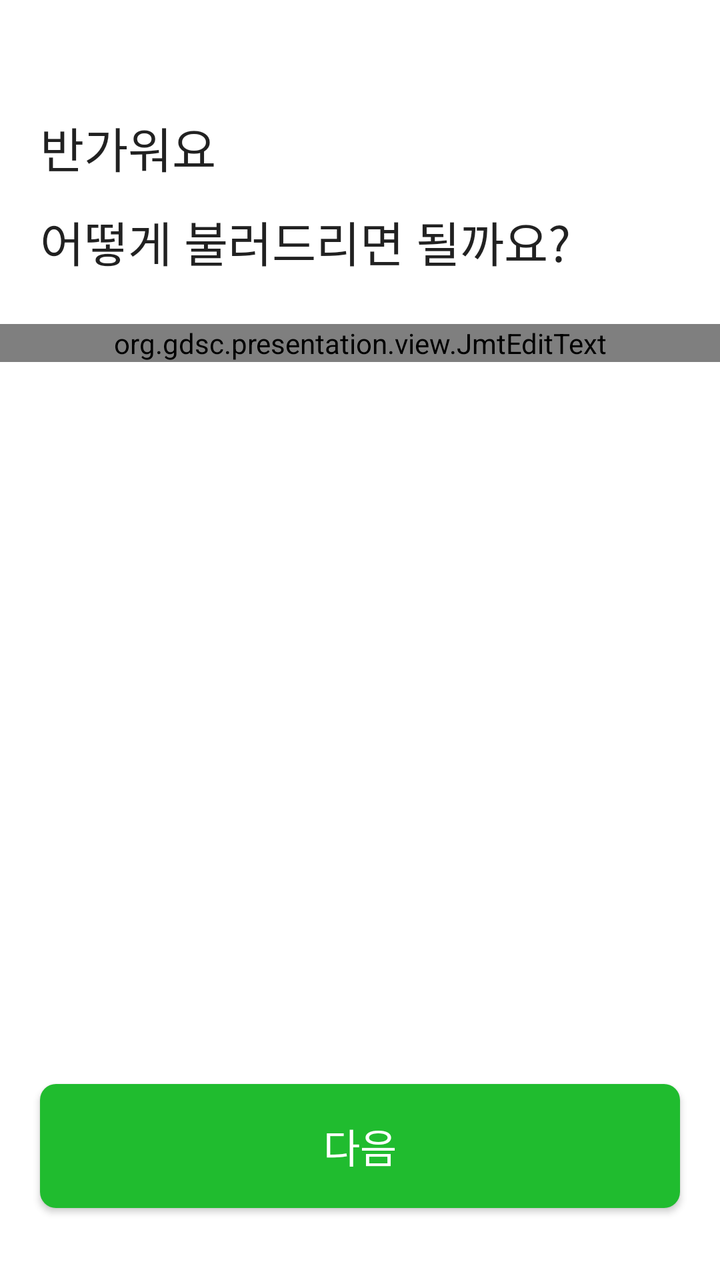
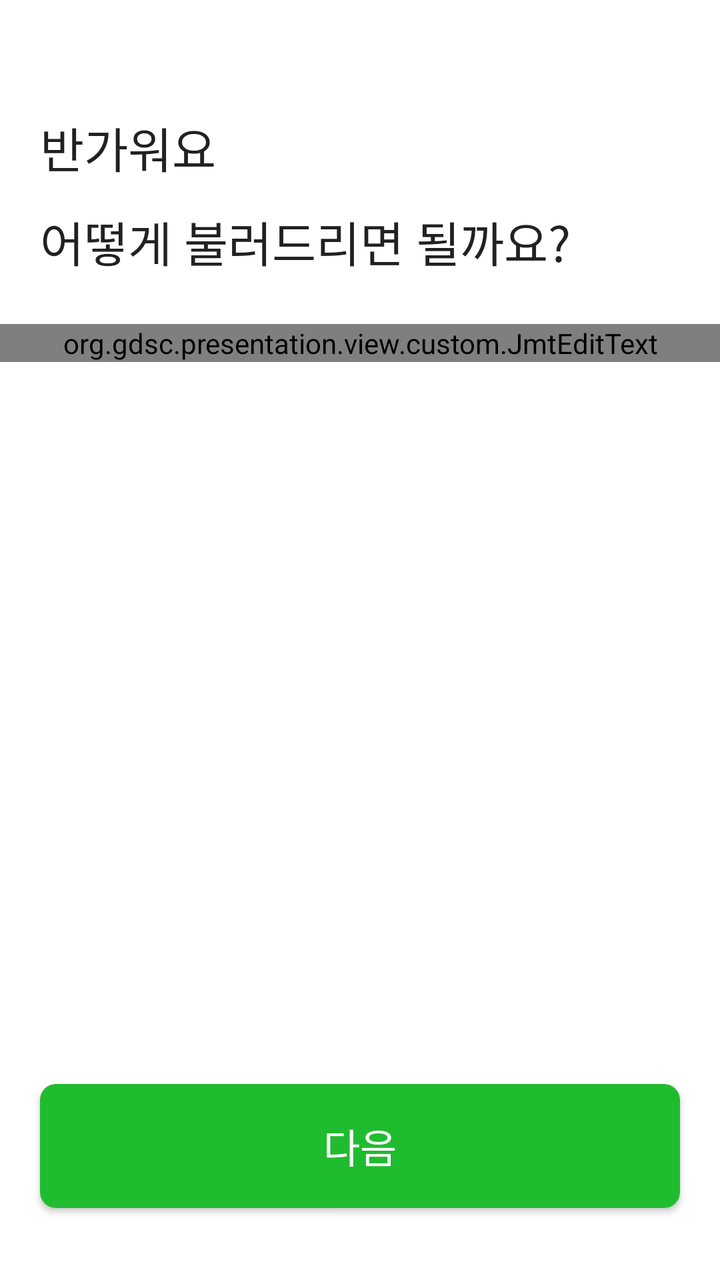

Compare the two renders of this Android layout. The source of the first and the diff that turns it into the second are given below.
<!-- AndroidManifest.xml: another module's application theme Theme.JMT -->
<!-- res/layout/fragment_sign_up_nickname.xml -->
<?xml version="1.0" encoding="utf-8"?>
<androidx.constraintlayout.widget.ConstraintLayout xmlns:android="http://schemas.android.com/apk/res/android"
    xmlns:tools="http://schemas.android.com/tools"
    android:layout_width="match_parent"
    android:layout_height="match_parent"
    xmlns:app="http://schemas.android.com/apk/res-auto"
    tools:context=".login.SignUpNicknameFragment">

    <TextView
        android:id="@+id/ask_nickname_text"
        android:text="@string/ask_nickname"
        android:textAppearance="@style/title_medium_bold"
        android:lineSpacingExtra="12dp"
        android:layout_marginTop="56dp"
        android:layout_marginHorizontal="20dp"
        android:layout_width="match_parent"
        android:layout_height="wrap_content"
        app:layout_constraintTop_toTopOf="parent"/>

    <org.gdsc.presentation.view.JmtEditText
        android:id="@+id/nickname_edit_text"
        android:layout_width="0dp"
        android:layout_height="wrap_content"
        app:layout_constraintStart_toStartOf="parent"
        app:layout_constraintEnd_toEndOf="parent"
        app:layout_constraintTop_toBottomOf="@id/ask_nickname_text"
        android:layout_marginTop="24dp"/>

    <androidx.appcompat.widget.AppCompatButton
        android:id="@+id/next_btn"
        android:text="@string/next"
        android:layout_width="0dp"
        android:layout_height="62dp"
        style="@style/JmtButton"
        android:layout_marginHorizontal="20dp"
        app:layout_constraintStart_toStartOf="parent"
        app:layout_constraintEnd_toEndOf="parent"
        app:layout_constraintBottom_toBottomOf="parent"
        android:layout_marginBottom="36dp"/>

</androidx.constraintlayout.widget.ConstraintLayout>
<!-- resources referenced by this layout -->
<resources>
  <string name="ask_nickname">반가워요\n어떻게 불러드리면 될까요?</string>
  <string name="next">다음</string>
  <style name="JmtButton" parent="Widget.AppCompat.Button">
          <item name="android:background">@drawable/jmt_button_background</item>
          <item name="android:textColor">@color/white</item>
          <item name="android:gravity">center</item>
          <item name="android:textAppearance">@style/title_small_medium</item>
      </style>
  <style name="title_medium_bold" parent="pretendard_bold">
          <item name="android:textSize">24sp</item>
      </style>
  <style name="Theme.JMT" parent="Theme.MaterialComponents.DayNight.NoActionBar">
          
          <item name="colorPrimary">@color/main600</item>
          <item name="colorPrimaryVariant">@color/main700</item>
          <item name="colorOnPrimary">@color/white</item>
          
          <item name="colorSecondary">@color/teal_200</item>
          <item name="colorSecondaryVariant">@color/teal_700</item>
          <item name="colorOnSecondary">@color/black</item>
          
          <item name="android:statusBarColor">?attr/colorPrimaryVariant</item>
          
      </style>
  <!-- drawable jmt_button_background (drawable) -->
  <selector xmlns:android="http://schemas.android.com/apk/res/android">
      <item android:state_enabled="false">
          <shape android:shape="rectangle">
              <solid android:color="@color/main200" />
              <corners android:radius="8dp" />
          </shape>
      </item>
  
      <item android:state_enabled="true"
          android:drawable="@drawable/jmt_button_ripple"/>
  </selector>
  <color name="white">#FFFFFFFF</color>
  <style name="title_small_medium" parent="pretendard_medium">
          <item name="android:textSize">20sp</item>
      </style>
  <style name="pretendard_bold" parent="TextAppearance.AppCompat">
          <item name="android:fontFamily">@font/pretendard_bold</item>
      </style>
  <color name="main600">#20BC2F</color>
  <color name="main700">#189024</color>
  <color name="teal_200">#FF03DAC5</color>
  <color name="teal_700">#FF018786</color>
  <color name="black">#FF000000</color>
  <color name="main200">#CFF7D3</color>
  <!-- drawable jmt_button_ripple (drawable) -->
  <?xml version="1.0" encoding="utf-8"?>
  <ripple xmlns:android="http://schemas.android.com/apk/res/android"
  android:color="@color/main800">
  <item>
      <shape android:shape="rectangle">
          <solid android:color="@color/main600" />
          <corners android:radius="8dp" />
      </shape>
  </item>
  </ripple>
  <style name="pretendard_medium" parent="TextAppearance.AppCompat">
          <item name="android:fontFamily">@font/pretendard_medium</item>
      </style>
  <color name="main800">#116419</color>
</resources>

<!-- the commit's change to res/layout/fragment_sign_up_nickname.xml (unified diff, before → after) -->
@@ -17,7 +17,7 @@
         android:layout_height="wrap_content"
         app:layout_constraintTop_toTopOf="parent"/>
 
-    <org.gdsc.presentation.view.JmtEditText
+    <org.gdsc.presentation.view.custom.JmtEditText
         android:id="@+id/nickname_edit_text"
         android:layout_width="0dp"
         android:layout_height="wrap_content"
